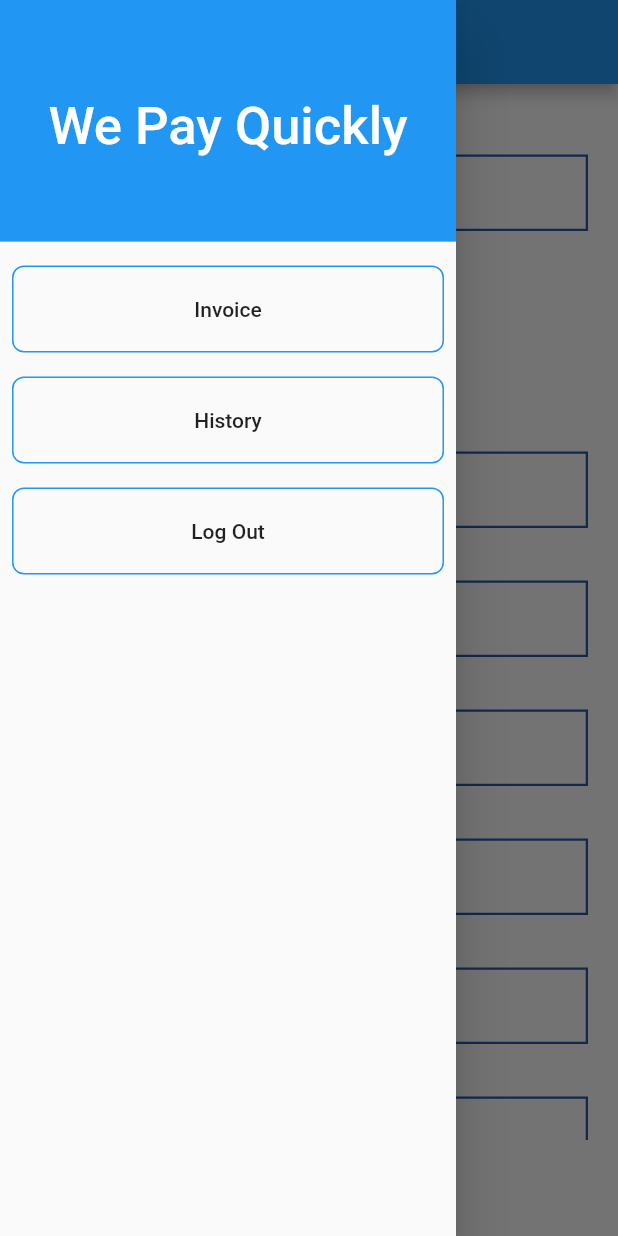
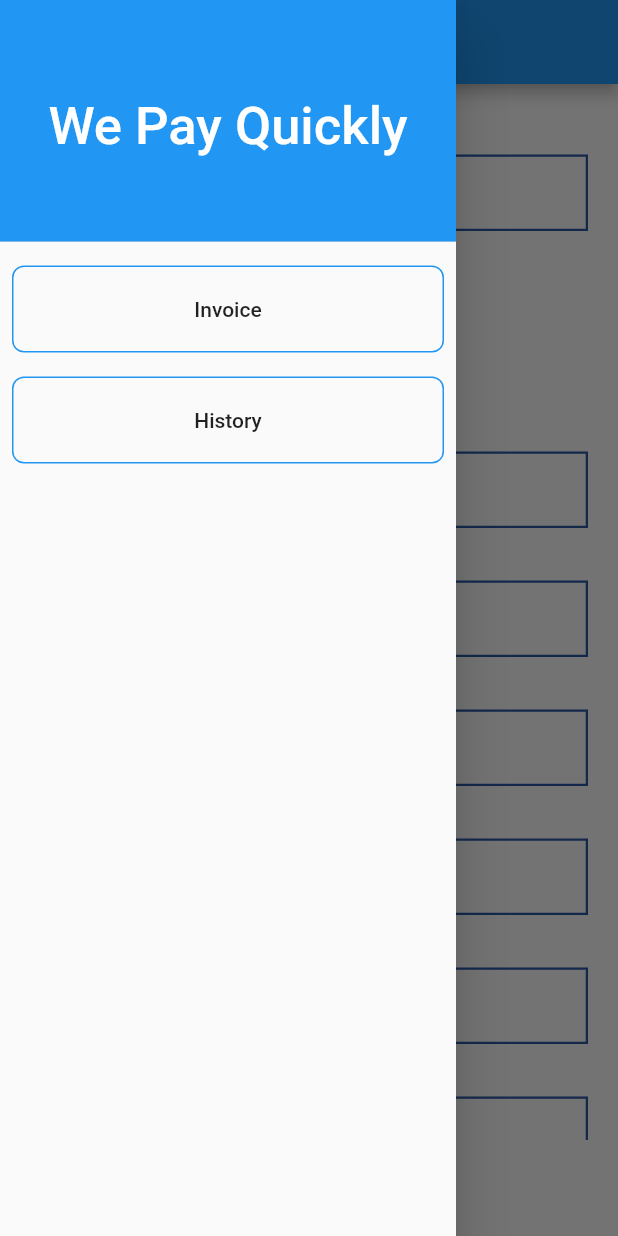
Before and after one commit to MunibullahShah/pilot_car_usa, a Flutter app: the FormScreen screen opened directly, in the side drawer, after a tap on "Save", on a phone screen of 412 x 824 dp. Run offline on Flutter 3.47's test engine with Material 2 defaults, Android fonts, the phone set to English and light mode, and no system bars; our stand-ins replace pdf, printing, share, sqflite; missing offline and left inert: pdf_flutter; accounts and stored records are empty.

Commit message:
All Done

```diff
--- a/lib/Screens/form_screen.dart
+++ b/lib/Screens/form_screen.dart
@@ -10,6 +10,10 @@ import 'package:pilot_car_usa/widgets/custom_text_field.dart';
 import 'package:pilot_car_usa/widgets/input_column_widget.dart';
 
 class FormScreen extends StatefulWidget {
+  String invoice = "";
+  FormScreen();
+  FormScreen.edit({Key key, this.invoice}) : super(key: key);
+
   @override
   _FormScreenState createState() => _FormScreenState();
 }
@@ -50,16 +54,19 @@ class _FormScreenState extends State<FormScreen> {
   FocusNode escortDriverNode;
   FocusNode driverNode;
   FocusNode remarkNode;
-  FormSchema schema = FormSchema();
+  FormSchema schema;
   PDFSchema pdfSchema;
 
   @override
   void initState() {
+    schema = FormSchema();
     schema.startDate =
-        "${curDate.day.toString()}/${curDate.month.toString()}/${curDate.year.toString()}";
+        "${curDate.month.toString()}/${curDate.day.toString()}/${curDate.year.toString()}";
     schema.endDate =
-        "${curDate.day.toString()}/${curDate.month.toString()}/${curDate.year.toString()}";
-    schema.invoiceNo = "36-";
+        "${curDate.month.toString()}/${curDate.day.toString()}/${curDate.year.toString()}";
+    widget.invoice == ""
+        ? schema.invoiceNo = "36-"
+        : schema.invoiceNo = widget.invoice;
     // TODO: implement initState
     super.initState();
   }
@@ -103,12 +110,14 @@ class _FormScreenState extends State<FormScreen> {
               delegate: SliverChildListDelegate(
                 <Widget>[
                   Container(
-                    child: CustomTextField(
+                    child: widget.invoice == ""
+                        ? CustomTextField(
                             keyboardType: TextInputType.datetime,
                             focusNode: startDateNode,
                             onFieldSubmitted: (value) {
                               schema.invoiceNo == "36-"
-                            ? schema.invoiceNo = "${schema.invoiceNo}$value"
+                                  ? schema.invoiceNo =
+                                      "${schema.invoiceNo}$value"
                                   : schema.invoiceNo = schema.invoiceNo;
                               CustomTextField.fieldFocusChange(
                                 context,
@@ -119,6 +128,14 @@ class _FormScreenState extends State<FormScreen> {
                             label: 'Invoice No.',
                             hintText: '${schema.invoiceNo}',
                             textInputAction: TextInputAction.next,
+                          )
+                        : Text(
+                            "Edit form by entering all the details again\n(Except Invoice Number)",
+                            textAlign: TextAlign.center,
+                            style: TextStyle(
+                              color: Colors.red,
+                              fontSize: 18,
+                            ),
                           ),
                   ),
                   SizedBox(
@@ -299,7 +316,7 @@ class _FormScreenState extends State<FormScreen> {
                       onChanged: (value) {
                         schema.phoneNumber = value;
                       },
-                      label: 'Dirver\'s Phone',
+                      label: 'Driver\'s Phone',
                       focusNode: phoneNode,
                       hintText: '',
                       textInputAction: TextInputAction.next,
--- a/lib/main.dart
+++ b/lib/main.dart
@@ -17,7 +17,7 @@ class MyApp extends StatelessWidget {
         primarySwatch: Colors.blue,
         visualDensity: VisualDensity.adaptivePlatformDensity,
       ),
-      home: SigningScreen(),
+      home: FormScreen(),
       //home: SigningScreen(title: 'Pilot Car USA'),
     );
   }
--- a/lib/widgets/custom_button.dart
+++ b/lib/widgets/custom_button.dart
@@ -1,5 +1,5 @@
 import 'package:flutter/material.dart';
-import 'package:pilot_car_usa/widgets/theme.dart';
+import 'file:///F:/Fiverr%20Orders/pilot_car_usa/lib/utils/theme.dart';
 
 enum CustomButtonTypes {
   primary,
--- a/lib/widgets/custom_drawer.dart
+++ b/lib/widgets/custom_drawer.dart
@@ -68,24 +68,24 @@ class custom_drawer extends StatelessWidget {
           ),
           Padding(
             padding: const EdgeInsets.all(8.0),
-            child: Container(
-              decoration: BoxDecoration(
-                  border: Border.all(color: Colors.blue),
-                  borderRadius: BorderRadius.circular(8)),
-              child: ListTile(
-                title: Center(
-                  child: Text(
-                    'Log Out',
-                  ),
-                ),
-                onTap: () {
-                  Navigator.pushReplacement(context,
-                      MaterialPageRoute(builder: (context) {
-                    return SigningScreen();
-                  }));
-                },
-              ),
-            ),
+            // child: Container(
+            //   decoration: BoxDecoration(
+            //       border: Border.all(color: Colors.blue),
+            //       borderRadius: BorderRadius.circular(8)),
+            //   child: ListTile(
+            //     title: Center(
+            //       child: Text(
+            //         'Log Out',
+            //       ),
+            //     ),
+            //     onTap: () {
+            //       Navigator.pushReplacement(context,
+            //           MaterialPageRoute(builder: (context) {
+            //         return SigningScreen();
+            //       }));
+            //     },
+            //   ),
+            // ),
           ),
         ],
       ),
--- a/lib/widgets/custom_text_field.dart
+++ b/lib/widgets/custom_text_field.dart
@@ -1,5 +1,5 @@
 import 'package:flutter/material.dart';
-import 'package:pilot_car_usa/widgets/theme.dart';
+import 'file:///F:/Fiverr%20Orders/pilot_car_usa/lib/utils/theme.dart';
 
 class CustomTextField extends StatelessWidget {
   final TextEditingController controller;
--- a/lib/widgets/input_column_widget.dart
+++ b/lib/widgets/input_column_widget.dart
@@ -1,4 +1,6 @@
+import 'package:flutter/cupertino.dart';
 import 'package:flutter/material.dart';
+import 'package:pilot_car_usa/utils/theme.dart';
 
 class input_column_widget extends StatefulWidget {
   final String title;
@@ -29,16 +31,34 @@ class _input_column_widgetState extends State<input_column_widget> {
 
   @override
   Widget build(BuildContext context) {
-    return Column(
+    return Container(
+      decoration: BoxDecoration(
+        color: CustomTheme.LIGHT_COLOR,
+        border: Border.all(color: CustomTheme.PRIMARY_LIGHT_COLOR),
+        borderRadius: BorderRadius.circular(8),
+      ),
+      child: Padding(
+        padding: const EdgeInsets.all(8.0),
+        child: Column(
           children: [
-        Center(
-          child: Text(
+            Row(
+              mainAxisAlignment: MainAxisAlignment.spaceBetween,
+              children: [
+                Text(
                   widget.title,
                   style: TextStyle(
                     fontSize: 15,
                     fontWeight: FontWeight.bold,
                   ),
                 ),
+                Text(
+                  widget.result == null ? "" : widget.result.toString(),
+                  style: TextStyle(
+                    fontSize: 24,
+                    fontWeight: FontWeight.bold,
+                  ),
+                )
+              ],
             ),
             SizedBox(
               height: 8,
@@ -48,6 +68,7 @@ class _input_column_widgetState extends State<input_column_widget> {
               children: [
                 Container(
                   child: TextFormField(
+                    textAlign: TextAlign.center,
                     textInputAction: widget.textInputAction,
                     onFieldSubmitted: widget.onFieldSubmitted,
                     autofocus: true,
@@ -58,7 +79,7 @@ class _input_column_widgetState extends State<input_column_widget> {
                       border: OutlineInputBorder(),
                     ),
                   ),
-              width: 65,
+                  width: 100,
                   height: 35,
                 ),
                 Center(
@@ -72,6 +93,7 @@ class _input_column_widgetState extends State<input_column_widget> {
                 ),
                 Container(
                   child: TextFormField(
+                    textAlign: TextAlign.center,
                     onFieldSubmitted: widget.onFieldSubmitted,
                     textInputAction: widget.textInputAction,
                     focusNode: focusNode2,
@@ -81,21 +103,14 @@ class _input_column_widgetState extends State<input_column_widget> {
                       border: OutlineInputBorder(),
                     ),
                   ),
-              width: 65,
+                  width: 100,
                   height: 35,
-            ),
-            Center(
-              child: Text(
-                widget.result == null ? "" : widget.result.toString(),
-                style: TextStyle(
-                  fontSize: 24,
-                  fontWeight: FontWeight.bold,
-                ),
-              ),
                 ),
               ],
             ),
           ],
+        ),
+      ),
     );
   }
 }
```
Also changed, not shown: lib/Screens/PDF_view_screen.dart (+23 -2 lines), lib/Screens/history_screen.dart (+58 -13 lines), lib/schema/pdf_schema.dart (+17 -3 lines), lib/utils/database_helper.dart (renamed from lib/database_helper.dart, +13 -0 lines), pubspec.yaml (+7 -2 lines), lib/utils/file_utils.dart (renamed from lib/file_utils.dart), lib/utils/theme.dart (renamed from lib/widgets/theme.dart), pubspec.lock, 18 other files. Lines whose indentation alone changed are shown as unchanged.
